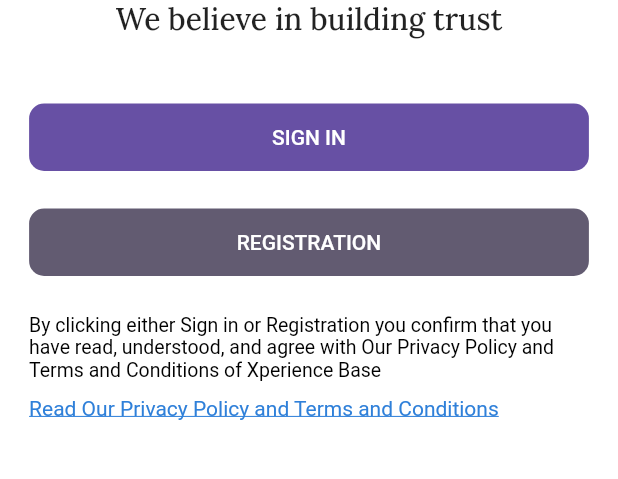
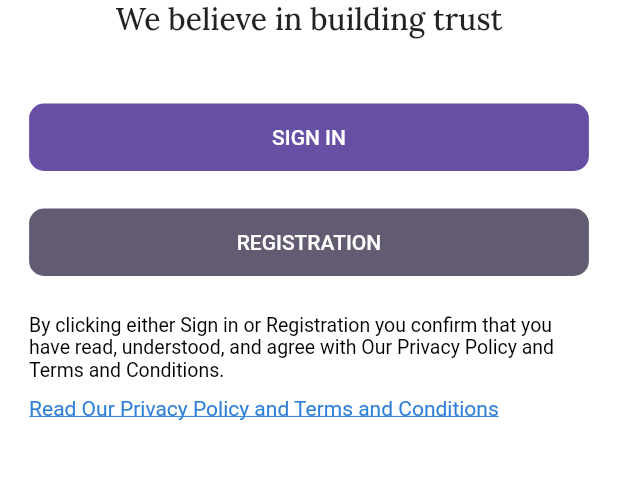
Before and after one commit to larrytamnjong/xperiencebase, a Flutter app: the screen it shows after launch, on a phone screen of 412 x 824 dp, the part 450-929 px from its top. Run offline on Flutter 3.47's test engine with Material 2 defaults, Android fonts, the phone set to English and light mode, and no system bars; our stand-ins replace animated_splash_screen, awesome_snackbar_content, fade_shimmer, flutter_slidable, flutter_staggered_animations, flutter_svg and 7 more; missing offline and left inert: flutter_toastr, flutterwave_standard, page_animation_transition, pdf_viewer_plugin; accounts and stored records are empty.

Commit message:
Removed unused imports

```diff
--- a/lib/authentication/splash_screen.dart
+++ b/lib/authentication/splash_screen.dart
@@ -4,9 +4,7 @@ import 'package:shared_preferences/shared_preferences.dart';
 import 'package:xperiencebase/app_screens/main_route.dart';
 import 'package:xperiencebase/authentication/welcome.dart';
 import 'package:xperiencebase/widgets_functions/functions/variables.dart';
-import 'package:xperiencebase/constants/colors.dart';
-
-import '../widgets_functions/widgets/appbar.dart';
+import 'package:xperiencebase/widgets_functions/widgets/appbar.dart';
 
 class SplashScreen extends StatefulWidget {
   const SplashScreen({Key? key}) : super(key: key);
--- a/lib/authentication/welcome.dart
+++ b/lib/authentication/welcome.dart
@@ -59,7 +59,7 @@ class Welcome extends StatelessWidget {
                           }),
                       const Disclaimer(
                         text:
-                            'By clicking either Sign in or Registration you confirm that you have read, understood, and agree with Our Privacy Policy and Terms and Conditions of Xperience Base',
+                            'By clicking either Sign in or Registration you confirm that you have read, understood, and agree with Our Privacy Policy and Terms and Conditions.',
                         url: 'https://masculine-passenger.000webhostapp.com/privacy%20policy/privacy%20policy.html',
                       ),
                     ],
```
